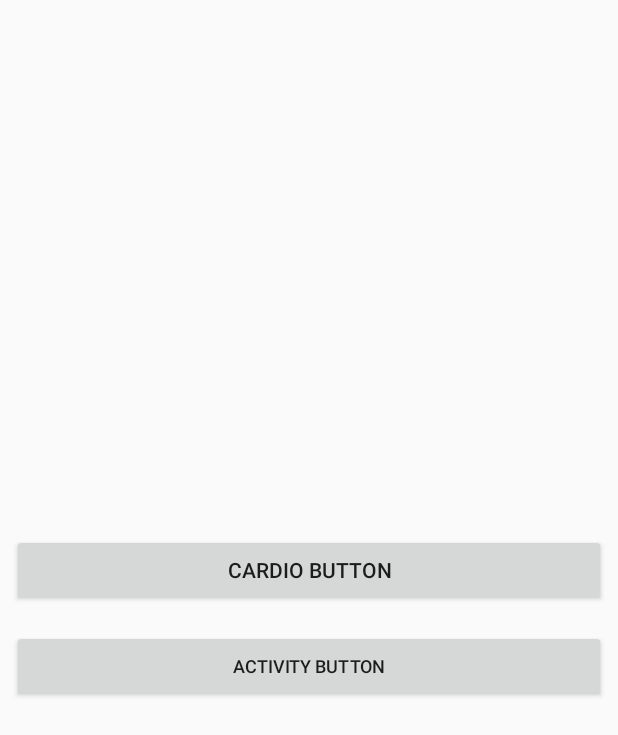
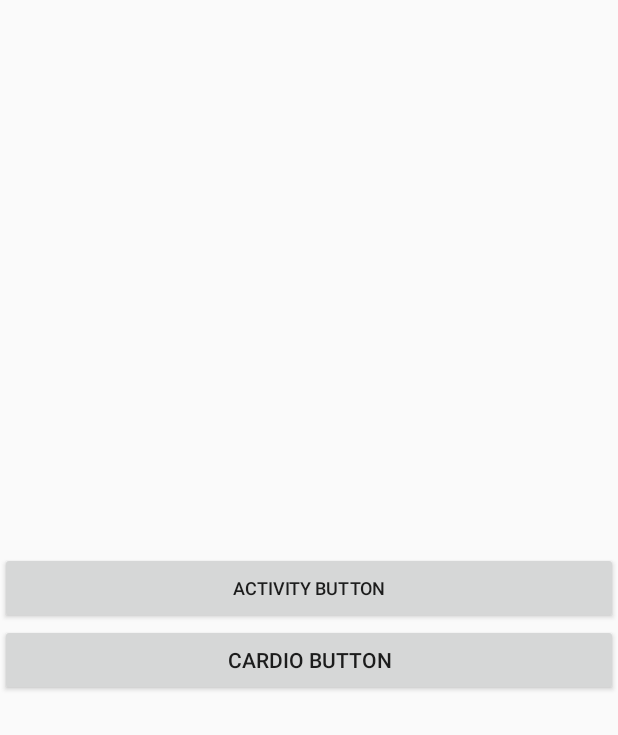
Before and after one commit to Chmoqq/Android1, an Android app: the layout activity_main.xml on its own in the app's theme, with its tools: preview values and no code run, on a phone screen of 412 x 824 dp. Shown: the top 735 px of the screen. Run offline under Robolectric (Android 15) with nearby library versions, the phone set to English and light mode, and no system bars.

```diff
--- a/app/src/main/AndroidManifest.xml
+++ b/app/src/main/AndroidManifest.xml
@@ -9,14 +9,15 @@
         android:roundIcon="@mipmap/ic_launcher_round"
         android:supportsRtl="true"
         android:theme="@style/AppTheme">
-        <activity android:name=".MainActivity"></activity>
-        <activity android:name=".StrengthListActivity">
+        <activity android:name=".MainActivity">
             <intent-filter>
                 <action android:name="android.intent.action.MAIN" />
 
                 <category android:name="android.intent.category.LAUNCHER" />
             </intent-filter>
         </activity>
+        <activity android:name=".StrengthListActivity">
+        </activity>
     </application>
 
 </manifest>
--- a/app/src/main/java/com/example/ivan/lesson1/MainActivity.java
+++ b/app/src/main/java/com/example/ivan/lesson1/MainActivity.java
@@ -1,5 +1,6 @@
 package com.example.ivan.lesson1;
 
+import android.content.Intent;
 import android.support.v7.app.AppCompatActivity;
 import android.os.Bundle;
 import android.view.View;
@@ -28,6 +29,8 @@ public class MainActivity extends AppCompatActivity {
             @Override
             public void onClick(View view) {
                 Toast.makeText(MainActivity.this, "Нажата кнопка", Toast.LENGTH_SHORT).show();
+                Intent intent = new Intent(MainActivity.this, StrengthListActivity.class);
+                startActivity(intent);
             }
         });
         cardioButton.setOnClickListener(new View.OnClickListener() {
--- a/app/src/main/res/layout/activity_main.xml
+++ b/app/src/main/res/layout/activity_main.xml
@@ -8,7 +8,7 @@
         android:id="@+id/activity_button"
         android:layout_width="match_parent"
         android:layout_height="wrap_content"
-        android:layout_margin="8dp"
+        android:layout_marginTop="8dp"
         android:text="@string/activity_text"
         android:textSize="12sp" />
 
@@ -16,9 +16,9 @@
         android:id="@+id/cardio_button"
         android:layout_width="match_parent"
         android:layout_height="wrap_content"
-        android:layout_above="@+id/activity_button"
-        android:layout_centerHorizontal="true"
-        android:layout_margin="8dp"
+        android:layout_alignParentEnd="true"
+        android:layout_alignParentRight="true"
+        android:layout_below="@+id/activity_button"
         android:text="@string/cardio_button" />
 
 </RelativeLayout>
```
